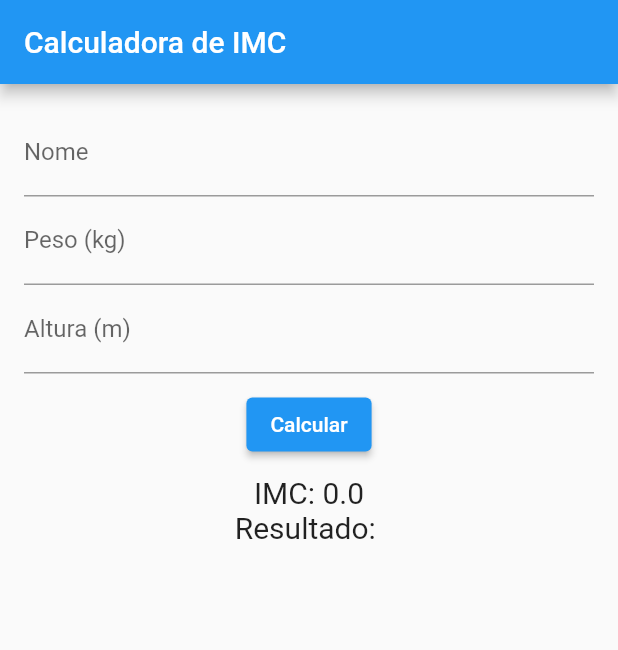
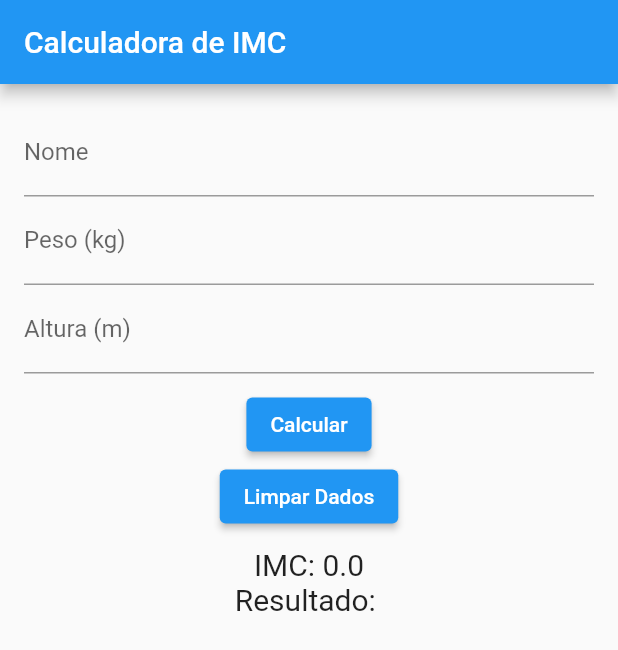
Before and after one commit to milenevi/imc_calculator, a Flutter app: the screen it shows after launch, on a phone screen of 412 x 824 dp. Shown: the top 650 px of the screen. Run offline on Flutter 3.47's test engine with Material 2 defaults, Android fonts, the phone set to English and light mode, and no system bars.

Commit message:
feat: Add arquivo calculadora_imc

```diff
--- a/lib/src/calculadora_imc.dart
+++ b/lib/src/calculadora_imc.dart
@@ -1,5 +1,6 @@
-import 'package:flutter/cupertino.dart';
 import 'package:flutter/material.dart';
+
+import 'pessoa.dart';
 
 class CalculadoraIMC extends StatefulWidget {
   @override
@@ -8,9 +9,8 @@ class CalculadoraIMC extends StatefulWidget {
 
 class _CalculadoraIMCState extends State<CalculadoraIMC> {
   final _formKey = GlobalKey<FormState>();
-  final _nomeController = TextEditingController();
-  final _pesoController = TextEditingController();
-  final _alturaController = TextEditingController();
+  final _pessoa = Pessoa(nome: '', peso: 0.0, altura: 0.0);
+
   double imc = 0.0;
   String resultado = "";
 
@@ -27,7 +27,7 @@ class _CalculadoraIMCState extends State<CalculadoraIMC> {
           child: Column(
             children: [
               TextFormField(
-                controller: _nomeController,
+                controller: TextEditingController(text: _pessoa.nome),
                 decoration: const InputDecoration(labelText: 'Nome'),
                 validator: (value) {
                   if (value!.isEmpty) {
@@ -35,9 +35,12 @@ class _CalculadoraIMCState extends State<CalculadoraIMC> {
                   }
                   return null;
                 },
+                onSaved: (value) {
+                  _pessoa.nome = value!;
+                },
               ),
               TextFormField(
-                controller: _pesoController,
+                initialValue: _pessoa.peso != 0.0 ? _pessoa.peso.toStringAsFixed(1) : '',
                 decoration: const InputDecoration(labelText: 'Peso (kg)'),
                 keyboardType: TextInputType.number,
                 validator: (value) {
@@ -46,9 +49,12 @@ class _CalculadoraIMCState extends State<CalculadoraIMC> {
                   }
                   return null;
                 },
+                onSaved: (value) {
+                  _pessoa.peso = double.parse(value!);
+                },
               ),
               TextFormField(
-                controller: _alturaController,
+                initialValue: _pessoa.altura != 0.0 ? _pessoa.altura.toStringAsFixed(2) : '',
                 decoration: const InputDecoration(labelText: 'Altura (m)'),
                 keyboardType: TextInputType.number,
                 validator: (value) {
@@ -57,19 +63,33 @@ class _CalculadoraIMCState extends State<CalculadoraIMC> {
                   }
                   return null;
                 },
+                onSaved: (value) {
+                  _pessoa.altura = double.parse(value!);
+                },
               ),
               const SizedBox(height: 10),
               ElevatedButton(
                 onPressed: () {
                   if (_formKey.currentState!.validate()) {
+                    _formKey.currentState!.save();
                     calcularIMC();
                   }
                 },
-                child: Text('Calcular'),
+                child: const Text('Calcular'),
+              ),
+              ElevatedButton(
+                onPressed: () {
+                  _formKey.currentState!.reset();
+                  setState(() {
+                    imc = 0.0;
+                    resultado = "";
+                  });
+                },
+                child: const Text('Limpar Dados'),
               ),
               const SizedBox(height: 10),
-              Text('IMC: $imc', style: TextStyle(fontSize: 20)),
-              Text('Resultado: $resultado', style: TextStyle(fontSize: 20)),
+              Text('IMC: ${imc.toStringAsFixed(1)}', style: const TextStyle(fontSize: 20)),
+              Text('Resultado: $resultado', style: const TextStyle(fontSize: 20)),
             ],
           ),
         ),
@@ -78,14 +98,7 @@ class _CalculadoraIMCState extends State<CalculadoraIMC> {
   }
 
   void calcularIMC() {
-    // Parse dos valores de peso e altura
-    final peso = double.parse(_pesoController.text);
-    final altura = double.parse(_alturaController.text);
-
-    // Cálculo do IMC
-    final imc = peso / (altura * altura);
-
-    // Definição da classificação
+    final imc = _pessoa.peso / (_pessoa.altura * _pessoa.altura);
     String classificacao = '';
 
     if (imc < 16) {
@@ -101,9 +114,9 @@ class _CalculadoraIMCState extends State<CalculadoraIMC> {
     } else if (imc < 34.9) {
       classificacao = 'Obesidade Grau I';
     } else if (imc < 39.9) {
-      classificacao = 'Obesidade Grau II';
+      classificacao = 'Obesidade Grau II (severa)';
     } else {
-      classificacao = 'Obesidade Grau III';
+      classificacao = 'Obesidade Grau III (mórbida)';
     }
 
     setState(() {
```
